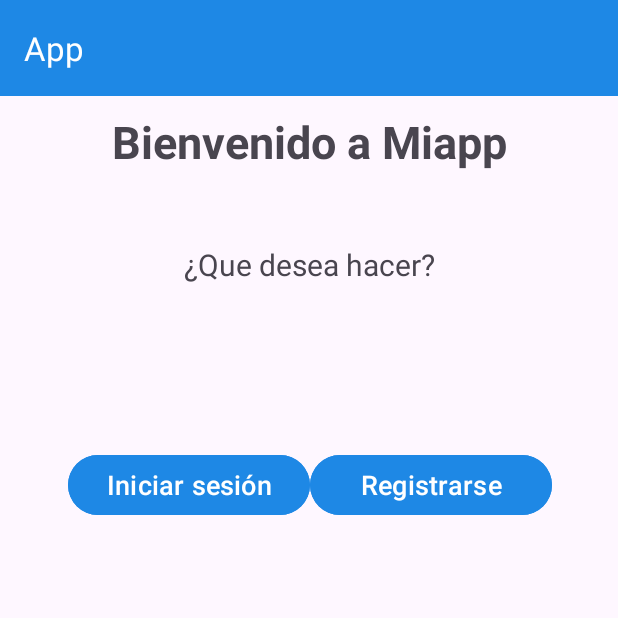
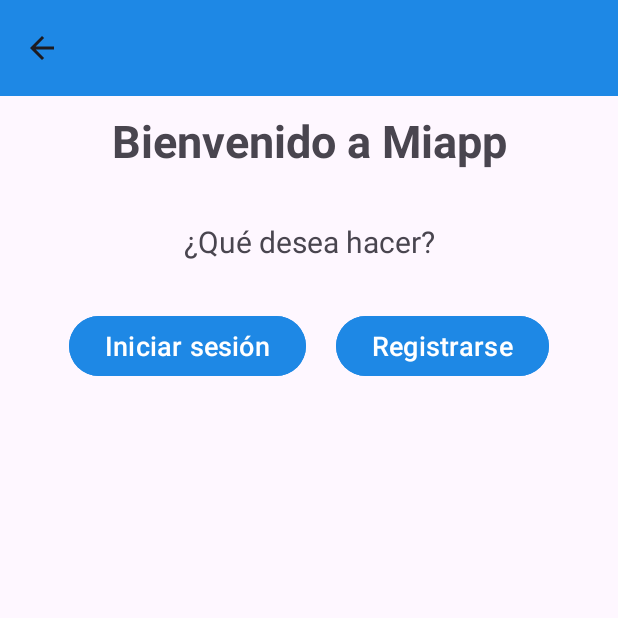
Before and after one commit to Alvaro200039/TFG-Kotlin, an Android app: the screen it shows after launch (MainActivity), on a phone screen of 412 x 824 dp, the top half of it. Run offline under Robolectric (Android 15) with nearby library versions, the light colour scheme and no system bars.

Commit message:
toolbar arreglada (viewbinding kk)

```diff
--- a/app/build.gradle.kts
+++ b/app/build.gradle.kts
@@ -16,9 +16,6 @@ android {
         versionName = "1.0"
 
         testInstrumentationRunner = "androidx.test.runner.AndroidJUnitRunner"
-    }
-    buildFeatures {
-        viewBinding = true
     }
 
     buildTypes {
--- a/app/src/main/java/com/example/tfg_kotlin/MainActivity.kt
+++ b/app/src/main/java/com/example/tfg_kotlin/MainActivity.kt
@@ -1,24 +1,23 @@
 package com.example.tfg_kotlin
 
 import android.content.Intent
-import com.example.tfg_kotlin.databinding.ActivityMainBinding
-import com.example.tfg_kotlin.databinding.BottomsheetTipoUsuarioBinding
-import com.example.tfg_kotlin.databinding.BottomsheetTipoUsuarioRegistroBinding
-import com.google.android.material.bottomsheet.BottomSheetDialog
 import android.os.Bundle
+import android.view.LayoutInflater
+import android.widget.Button
 import androidx.activity.enableEdgeToEdge
 import androidx.appcompat.app.AppCompatActivity
+import androidx.appcompat.widget.Toolbar
 import androidx.core.view.ViewCompat
 import androidx.core.view.WindowInsetsCompat
-import androidx.appcompat.widget.Toolbar
+import com.google.android.material.bottomsheet.BottomSheetDialog
 
 class MainActivity : AppCompatActivity() {
 
-    private lateinit var binding: ActivityMainBinding
     override fun onCreate(savedInstanceState: Bundle?) {
         super.onCreate(savedInstanceState)
         enableEdgeToEdge()
         setContentView(R.layout.activity_main)
+
         ViewCompat.setOnApplyWindowInsetsListener(findViewById(R.id.main)) { v, insets ->
             val systemBars = insets.getInsets(WindowInsetsCompat.Type.systemBars())
             v.setPadding(systemBars.left, systemBars.top, systemBars.right, systemBars.bottom)
@@ -30,23 +29,23 @@ class MainActivity : AppCompatActivity() {
         supportActionBar?.setDisplayShowTitleEnabled(false)
         supportActionBar?.setDisplayHomeAsUpEnabled(true)
 
-        binding = ActivityMainBinding.inflate(layoutInflater)
+        val btnIniciarSesion = findViewById<Button>(R.id.btnIniciarSesion)
+        val btnRegistrarse = findViewById<Button>(R.id.btnRegistrarse)
 
-        // 2. Establecer el layout raíz
-        setContentView(binding.root)
+        btnIniciarSesion.setOnClickListener {
+            val bottomSheetDialog = BottomSheetDialog(this)
+            val view = LayoutInflater.from(this).inflate(R.layout.bottomsheet_tipo_usuario, null)
+            bottomSheetDialog.setContentView(view)
 
-        // 3. Acciones de los botones
-        binding.btnIniciarSesion.setOnClickListener {
-            val bottomSheetDialog = BottomSheetDialog(this)
-            val bottomSheetBinding = BottomsheetTipoUsuarioBinding.inflate(layoutInflater)
-            bottomSheetDialog.setContentView(bottomSheetBinding.root)
+            val btnPersona = view.findViewById<Button>(R.id.btnPersona)
+            val btnEmpresa = view.findViewById<Button>(R.id.btnEmpresa)
 
-            bottomSheetBinding.btnPersona.setOnClickListener {
+            btnPersona.setOnClickListener {
                 bottomSheetDialog.dismiss()
                 startActivity(Intent(this, LoginPersonaActivity::class.java))
             }
 
-            bottomSheetBinding.btnEmpresa.setOnClickListener {
+            btnEmpresa.setOnClickListener {
                 bottomSheetDialog.dismiss()
                 startActivity(Intent(this, LoginEmpresaActivity::class.java))
             }
@@ -54,24 +53,25 @@ class MainActivity : AppCompatActivity() {
             bottomSheetDialog.show()
         }
 
-        binding.btnRegistrarse.setOnClickListener {
+        btnRegistrarse.setOnClickListener {
             val bottomSheetDialog = BottomSheetDialog(this)
-            val bottomSheetBinding = BottomsheetTipoUsuarioRegistroBinding.inflate(layoutInflater)
-            bottomSheetDialog.setContentView(bottomSheetBinding.root)
+            val view = LayoutInflater.from(this).inflate(R.layout.bottomsheet_tipo_usuario_registro, null)
+            bottomSheetDialog.setContentView(view)
 
-            bottomSheetBinding.btnPersona.setOnClickListener {
+            val btnPersona = view.findViewById<Button>(R.id.btnPersona)
+            val btnEmpresa = view.findViewById<Button>(R.id.btnEmpresa)
+
+            btnPersona.setOnClickListener {
                 bottomSheetDialog.dismiss()
                 startActivity(Intent(this, RegistroPersonaActivity::class.java))
             }
 
-            bottomSheetBinding.btnEmpresa.setOnClickListener {
+            btnEmpresa.setOnClickListener {
                 bottomSheetDialog.dismiss()
                 startActivity(Intent(this, RegistroEmpresaActivity::class.java))
             }
 
             bottomSheetDialog.show()
         }
-
-
     }
 }
--- a/app/src/main/res/layout/activity_login_persona.xml
+++ b/app/src/main/res/layout/activity_login_persona.xml
@@ -1,8 +1,8 @@
 <?xml version="1.0" encoding="utf-8"?>
 <LinearLayout xmlns:android="http://schemas.android.com/apk/res/android"
     xmlns:app="http://schemas.android.com/apk/res-auto"
-    xmlns:tools="http://schemas.android.com/tools"
     android:layout_width="match_parent"
+    android:id="@+id/loginpersona"
     android:layout_height="match_parent"
     android:orientation="vertical">
 
--- a/app/src/main/res/layout/activity_main.xml
+++ b/app/src/main/res/layout/activity_main.xml
@@ -7,6 +7,7 @@
     android:layout_height="match_parent"
     tools:context=".MainActivity">
 
+    <!-- Toolbar -->
     <androidx.appcompat.widget.Toolbar
         android:id="@+id/toolbar"
         android:layout_width="0dp"
@@ -14,74 +15,69 @@
         android:background="@color/blue_600"
         android:minHeight="?attr/actionBarSize"
         android:theme="?attr/actionBarTheme"
+        app:layout_constraintTop_toTopOf="parent"
+        app:layout_constraintStart_toStartOf="parent"
         app:layout_constraintEnd_toEndOf="parent"
-        app:layout_constraintStart_toStartOf="parent"
-        app:layout_constraintTop_toTopOf="parent"
         app:title="App"
         app:titleTextColor="@color/white" />
 
+    <!-- LinearLayout principal debajo de la Toolbar -->
+    <LinearLayout
+        android:id="@+id/linearPrincipal"
+        android:layout_width="0dp"
+        android:layout_height="0dp"
+        android:orientation="vertical"
+        app:layout_constraintTop_toBottomOf="@id/toolbar"
+        app:layout_constraintBottom_toBottomOf="parent"
+        app:layout_constraintStart_toStartOf="parent"
+        app:layout_constraintEnd_toEndOf="parent">
 
         <TextView
             android:id="@+id/tV1"
-        android:layout_width="0dp"
+            android:layout_width="match_parent"
             android:layout_height="wrap_content"
-        android:layout_marginStart="9dp"
-        android:layout_marginLeft="9dp"
-        android:layout_marginTop="10dp"
-        android:layout_marginEnd="9dp"
-        android:layout_marginRight="9dp"
+            android:layout_margin="9dp"
             android:gravity="center"
             android:text="Bienvenido a Miapp"
             android:textSize="30sp"
-        android:textStyle="bold"
-        app:layout_constraintEnd_toEndOf="parent"
-        app:layout_constraintStart_toStartOf="parent"
-        app:layout_constraintTop_toBottomOf="@+id/toolbar" />
+            android:textStyle="bold" />
 
         <TextView
             android:id="@+id/tV2"
-        android:layout_width="0dp"
+            android:layout_width="match_parent"
             android:layout_height="wrap_content"
-        android:layout_marginStart="9dp"
-        android:layout_marginLeft="9dp"
-        android:layout_marginTop="48dp"
-        android:layout_marginEnd="9dp"
-        android:layout_marginRight="9dp"
+            android:layout_marginTop="24dp"
+            android:layout_marginHorizontal="9dp"
             android:gravity="center"
-        android:text="¿Que desea hacer?"
-        android:textSize="20sp"
-        app:layout_constraintEnd_toEndOf="parent"
-        app:layout_constraintStart_toStartOf="parent"
-        app:layout_constraintTop_toBottomOf="@+id/tV1" />
+            android:text="¿Qué desea hacer?"
+            android:textSize="20sp" />
 
+        <LinearLayout
+            android:layout_width="match_parent"
+            android:layout_height="wrap_content"
+            android:orientation="horizontal"
+            android:gravity="center"
+            android:layout_marginTop="32dp">
 
             <Button
                 android:id="@+id/btnIniciarSesion"
-        android:layout_width="0dp"
+                android:layout_width="wrap_content"
                 android:layout_height="wrap_content"
-        android:layout_marginStart="45dp"
-        android:layout_marginLeft="45dp"
+                android:layout_marginEnd="20dp"
                 android:backgroundTint="@color/blue_600"
                 android:text="@string/iniciar_sesion"
-        android:textSize="18dp"
-        app:layout_constraintBaseline_toBaselineOf="@+id/btnRegistrarse"
-        app:layout_constraintEnd_toStartOf="@+id/btnRegistrarse"
-        app:layout_constraintStart_toStartOf="parent" />
+                android:textColor="@color/white"
+                android:textSize="18sp" />
 
             <Button
                 android:id="@+id/btnRegistrarse"
-        android:layout_width="0dp"
+                android:layout_width="wrap_content"
                 android:layout_height="wrap_content"
-        android:layout_marginTop="299dp"
-        android:layout_marginEnd="44dp"
-        android:layout_marginRight="44dp"
                 android:backgroundTint="@color/blue_600"
                 android:text="@string/registrarse"
                 android:textColor="@color/white"
-        android:textSize="18dp"
-        app:layout_constraintEnd_toEndOf="parent"
-        app:layout_constraintStart_toEndOf="@+id/btnIniciarSesion"
-        app:layout_constraintTop_toTopOf="parent" />
-
+                android:textSize="18sp" />
+        </LinearLayout>
+    </LinearLayout>
 
 </androidx.constraintlayout.widget.ConstraintLayout>
--- a/app/src/main/res/layout/activity_registro_empresa.xml
+++ b/app/src/main/res/layout/activity_registro_empresa.xml
@@ -1,9 +1,9 @@
 <?xml version="1.0" encoding="utf-8"?>
 <LinearLayout xmlns:android="http://schemas.android.com/apk/res/android"
     xmlns:app="http://schemas.android.com/apk/res-auto"
-    xmlns:tools="http://schemas.android.com/tools"
     android:layout_width="match_parent"
     android:layout_height="match_parent"
+    android:id="@+id/registroempresa"
     android:orientation="vertical">
 
     <androidx.appcompat.widget.Toolbar
--- a/app/src/main/res/layout/activity_registro_persona.xml
+++ b/app/src/main/res/layout/activity_registro_persona.xml
@@ -1,8 +1,8 @@
 <?xml version="1.0" encoding="utf-8"?>
 <LinearLayout xmlns:android="http://schemas.android.com/apk/res/android"
     xmlns:app="http://schemas.android.com/apk/res-auto"
-    xmlns:tools="http://schemas.android.com/tools"
     android:layout_width="match_parent"
+    android:id="@+id/registropersona"
     android:layout_height="match_parent"
     android:orientation="vertical">
 
```
Also changed, not shown: app/src/main/java/com/example/tfg_kotlin/LoginEmpresaActivity.kt (+36 -37 lines), app/src/main/java/com/example/tfg_kotlin/LoginPersonaActivity.kt (+45 -41 lines), app/src/main/java/com/example/tfg_kotlin/MainActivity2.kt (deleted, +0 -26 lines), app/src/main/java/com/example/tfg_kotlin/RegistroEmpresaActivity.kt (+47 -40 lines), app/src/main/java/com/example/tfg_kotlin/RegistroPersonaActivity.kt (+51 -38 lines), app/src/main/res/layout/activity_main2.xml (deleted, +0 -114 lines). Lines whose indentation alone changed are shown as unchanged.
